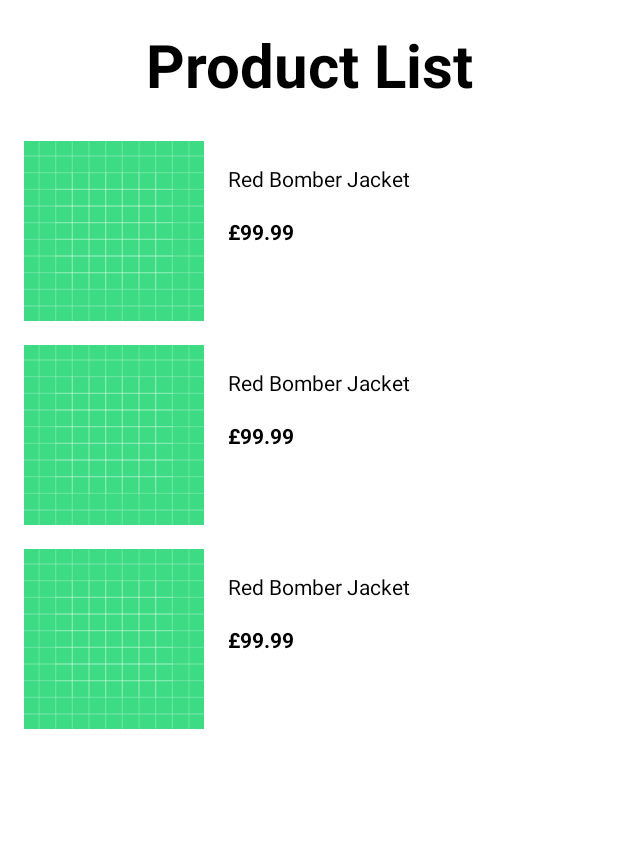
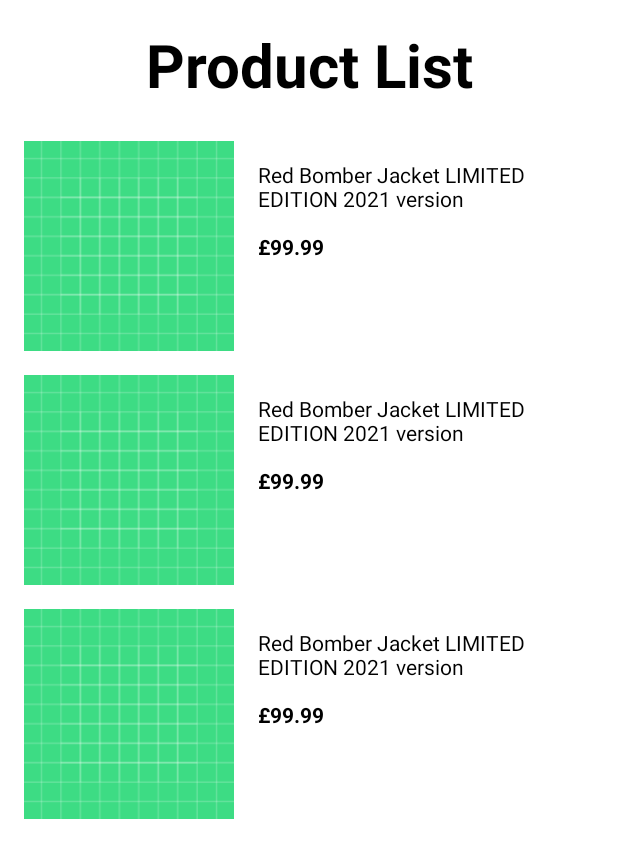
Before and after one commit to TheUsualLima/clothing-app, an Android app: the layout activity_products_list.xml on its own in the app's theme, with its tools: preview values and no code run, on a phone screen of 412 x 824 dp. Shown: the top 858 px of the screen. Run offline under Robolectric (Android 15) with nearby library versions, the phone set to English and light mode, and no system bars; network calls fail.

Commit message:
fixed text wrapping and list item styling

```diff
--- a/app/src/main/res/layout/activity_products_list.xml
+++ b/app/src/main/res/layout/activity_products_list.xml
@@ -14,7 +14,6 @@
         android:textSize="@dimen/text_size_title"
         android:textStyle="bold"
         android:padding="@dimen/margin_medium"
-        android:textAlignment="center"
         app:layout_constraintTop_toTopOf="parent"
         app:layout_constraintLeft_toLeftOf="parent"
         app:layout_constraintRight_toRightOf="parent"/>
--- a/app/src/main/res/layout/products_list_item.xml
+++ b/app/src/main/res/layout/products_list_item.xml
@@ -2,6 +2,7 @@
 <androidx.constraintlayout.widget.ConstraintLayout xmlns:android="http://schemas.android.com/apk/res/android"
     android:layout_width="match_parent"
     android:layout_height="wrap_content"
+    android:layout_marginVertical="@dimen/margin_vertical_product_image"
     xmlns:app="http://schemas.android.com/apk/res-auto"
     android:clickable="true"
     android:focusable="true"
@@ -15,16 +16,18 @@
         app:layout_constraintTop_toTopOf="parent"
         app:layout_constraintBottom_toBottomOf="parent"
         android:layout_marginStart="@dimen/margin_horizontal_product_image"
-        android:layout_marginVertical="@dimen/margin_vertical_product_image"
         android:src="@drawable/ic_launcher_background"/>
 
     <TextView
         android:id="@+id/product_name"
-        android:text="Red Bomber Jacket"
+        android:text="Red Bomber Jacket LIMITED EDITION 2021 version"
         android:layout_width="wrap_content"
+        app:layout_constrainedWidth="true"
         android:layout_height="wrap_content"
+        app:layout_constraintHorizontal_bias="0.0"
         app:layout_constraintStart_toEndOf="@+id/product_image"
-        android:layout_marginStart="@dimen/margin_horizontal_product_image"
+        app:layout_constraintEnd_toEndOf="parent"
+        android:layout_marginHorizontal="@dimen/margin_horizontal_product_image"
         app:layout_constraintTop_toTopOf="@id/product_image"
         app:layout_constraintBottom_toTopOf="@id/product_price"/>
 
@@ -36,7 +39,6 @@
         app:layout_constraintTop_toTopOf="parent"
         app:layout_constraintBottom_toBottomOf="parent"
         app:layout_constraintStart_toStartOf="@+id/product_name"
-        android:layout_below="@id/product_name"
         android:text="£99.99" />
 
 </androidx.constraintlayout.widget.ConstraintLayout>
--- a/app/src/main/res/values/dimens.xml
+++ b/app/src/main/res/values/dimens.xml
@@ -12,6 +12,6 @@
     <dimen name="margin_vertical_product_image">8dp</dimen>
     <dimen name="margin_horizontal_product_image">16dp</dimen>
 
-    <dimen name="image_size_small">120dp</dimen>
+    <dimen name="image_size_small">140dp</dimen>
 
 </resources>
```
